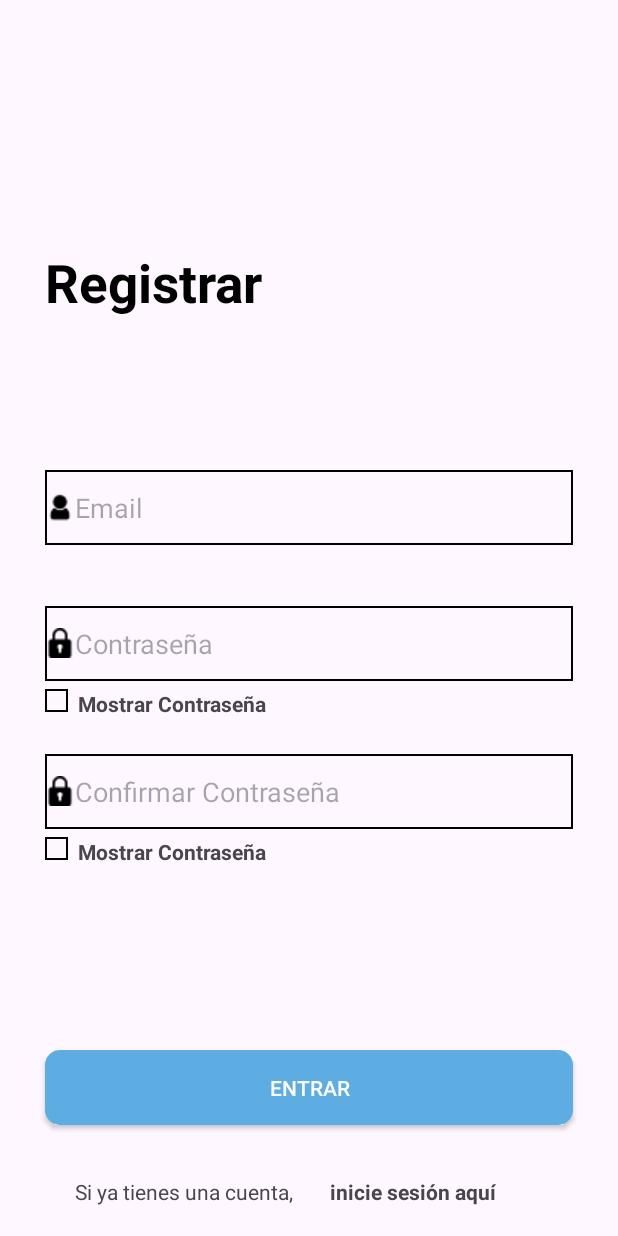
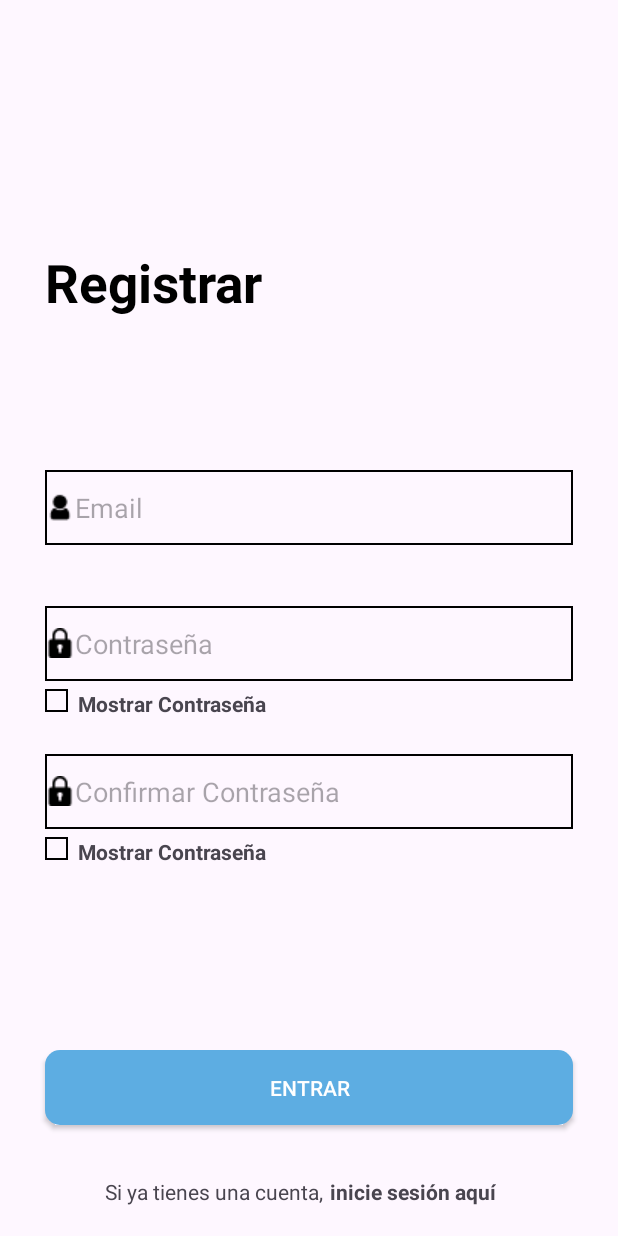
Before and after one commit to Nikki-021/Refactoring-Life, an Android app: the MainActivityRegister screen opened directly, with no data from a screen before it, on a phone screen of 412 x 824 dp. Run offline under Robolectric (Android 15) with nearby library versions, the phone set to English and light mode, and no system bars.

Commit message:
feature/RLA_4

```diff
--- a/app/src/main/res/layout/activity_main_register.xml
+++ b/app/src/main/res/layout/activity_main_register.xml
@@ -150,7 +150,7 @@
         android:id="@+id/tv_message"
         android:layout_width="wrap_content"
         android:layout_height="wrap_content"
-        android:layout_marginStart="50dp"
+        android:layout_marginStart="70dp"
         android:layout_marginTop="30dp"
         android:layout_marginBottom="20dp"
         android:text="@string/acountMessage"
@@ -162,7 +162,7 @@
         android:id="@+id/tv_enter"
         android:layout_width="wrap_content"
         android:layout_height="wrap_content"
-        android:layout_marginStart="170dp"
+        android:layout_marginStart="150dp"
         android:layout_marginBottom="20dp"
         android:text="@string/loginMessage"
         android:textSize="14sp"
```
